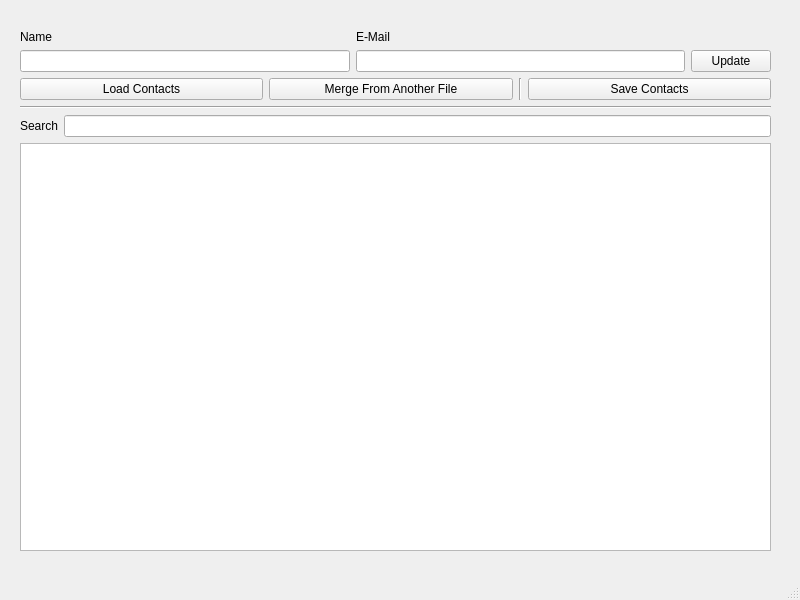
Before: the Qt Designer form cpp/contacts-list/mainwindow.ui in ynov-kopenkinda/b2, drawn with Qt 5.
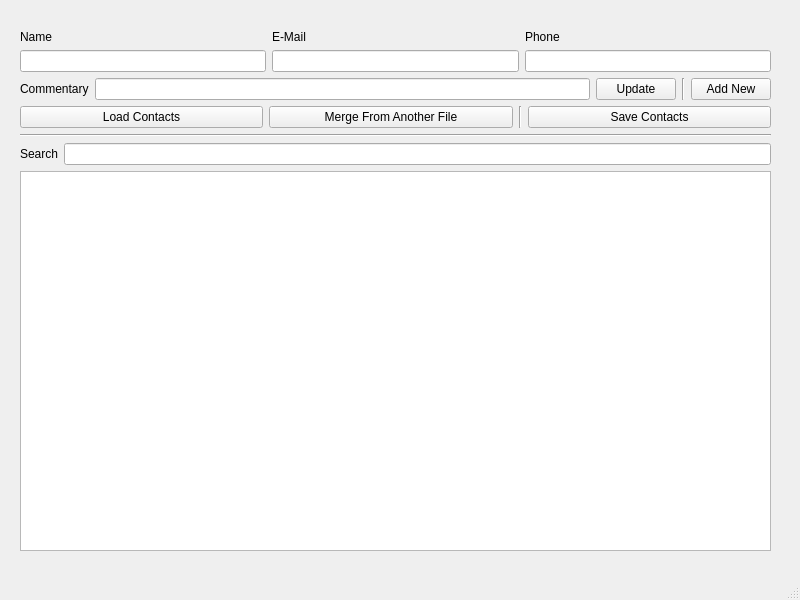
After: the same form once the commit is applied.

The edit to the form file:
```diff
--- a/cpp/contacts-list/mainwindow.ui
+++ b/cpp/contacts-list/mainwindow.ui
@@ -80,16 +80,12 @@
          <item>
           <widget class="QLabel" name="BlankSpace_1">
            <property name="text">
-            <string/>
+            <string>Phone</string>
            </property>
           </widget>
          </item>
          <item>
-          <widget class="QPushButton" name="AddContactButton">
-           <property name="text">
-            <string>Update</string>
-           </property>
-          </widget>
+          <widget class="QLineEdit" name="PhoneInput"/>
          </item>
         </layout>
        </item>
@@ -151,6 +147,41 @@
        </property>
       </widget>
      </item>
+     <item row="2" column="1">
+      <layout class="QHBoxLayout" name="horizontalLayout_2">
+       <item>
+        <widget class="QLabel" name="CommentaryInputLabel">
+         <property name="text">
+          <string>Commentary</string>
+         </property>
+        </widget>
+       </item>
+       <item>
+        <widget class="QLineEdit" name="CommentaryInput"/>
+       </item>
+       <item>
+        <widget class="QPushButton" name="UpdateContactButton">
+         <property name="text">
+          <string>Update</string>
+         </property>
+        </widget>
+       </item>
+       <item>
+        <widget class="Line" name="line_3">
+         <property name="orientation">
+          <enum>Qt::Vertical</enum>
+         </property>
+        </widget>
+       </item>
+       <item>
+        <widget class="QPushButton" name="AddNewButton">
+         <property name="text">
+          <string>Add New</string>
+         </property>
+        </widget>
+       </item>
+      </layout>
+     </item>
     </layout>
    </widget>
   </widget>
```
Left out of the diff: 102 changed lines with no effect on the pictures.
